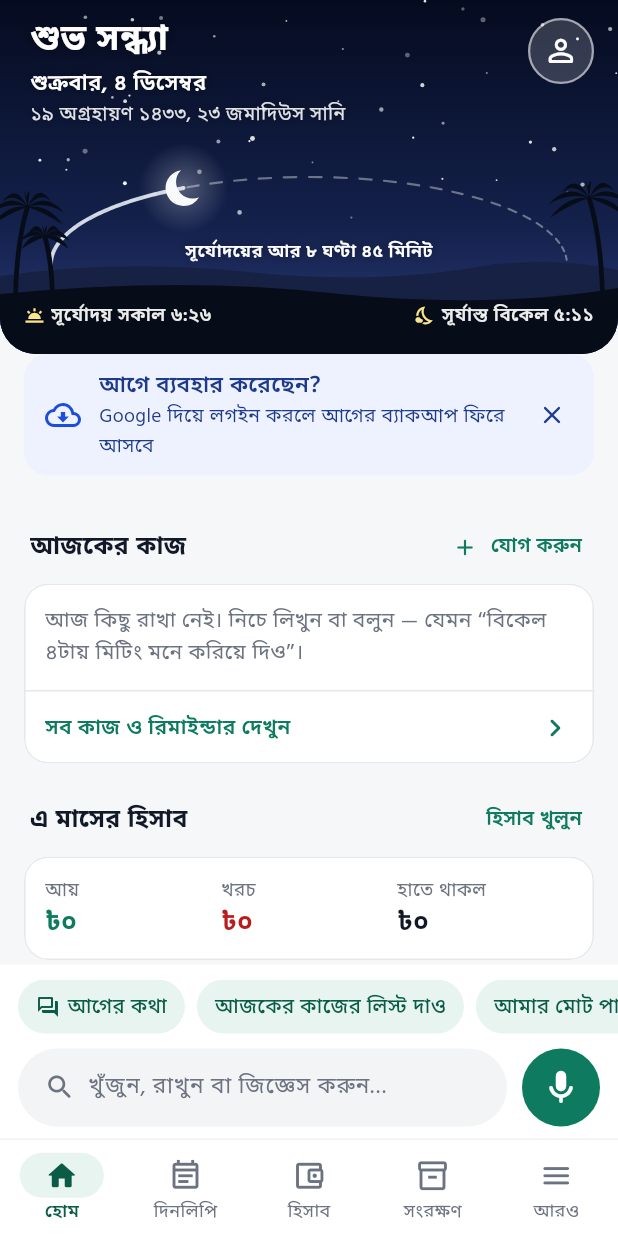
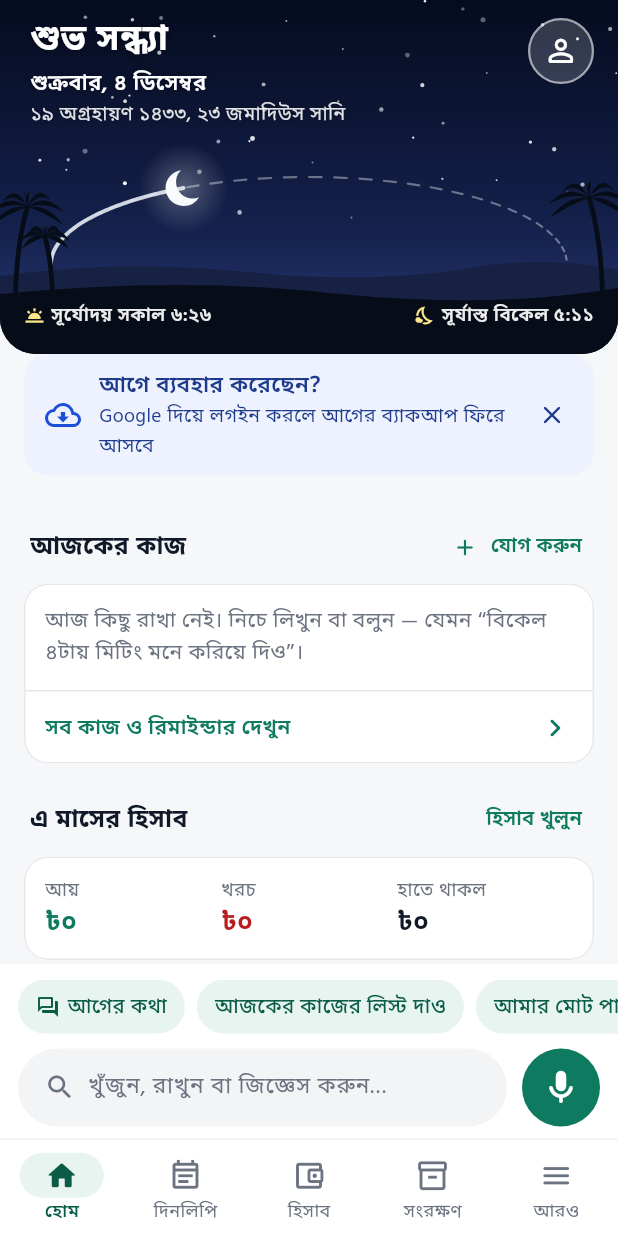
Before and after one commit to iamsaifsaiful/digital_brain, a Flutter app: the HomeShell screen opened directly, on a phone screen of 412 x 824 dp. Run offline on Flutter 3.47's test engine with Material 3 defaults, Android fonts, the phone set to English and light mode, and no system bars; our stand-ins replace clock, flutter_local_notifications, flutter_secure_storage, flutter_tts, image_picker, local_auth and 3 more; missing offline and left inert: cryptography, file_selector; accounts and stored records are empty; network calls fail.

Commit message:
v2.17.4: home menu order (ডকুমেন্টস 4th, ক্যালেন্ডার 10th), no sunset countdown
Co-Authored-By: Claude Opus 5.5 <noreply@anthropic.com>
Claude-Session: https://claude.ai/code/session_01Nu14b7cdnEN47YuWkEga1M

```diff
--- a/lib/screens/home_page.dart
+++ b/lib/screens/home_page.dart
@@ -68,13 +68,13 @@ class HomePage extends StatelessWidget {
       (tr('কাজের তালিকা'), Icons.checklist_rounded, C.green, C.greenTint, () => goToTab(context, ShellTab.diary)),
       (tr('রিমাইন্ডার'), Icons.notifications_none_rounded, C.orange, C.orangeTint, () => push(const AllTasksScreen())),
       (tr('হিসাব'), Icons.account_balance_wallet_outlined, C.teal, C.tealTint, () => goToTab(context, ShellTab.money)),
-      (tr('ক্যালেন্ডার'), Icons.calendar_month_outlined, C.blue, C.blueTint, () => push(const CalendarScreen())),
+      (tr('ডকুমেন্টস'), Icons.folder_copy_outlined, C.blue, C.blueTint, () => push(const DocsScreen())),
       (tr('নোট'), Icons.sticky_note_2_outlined, C.ochre, C.ochreTint, () => push(const NotesScreen())),
-      (tr('ডকুমেন্টস'), Icons.folder_copy_outlined, C.blue, C.blueTint, () => push(const DocsScreen())),
       (tr('যোগাযোগ'), Icons.call_outlined, C.purple, C.purpleTint, () => push(const CallsScreen())),
       (tr('স্বাস্থ্য'), Icons.favorite_border_rounded, C.rose, C.roseTint, () => push(const HealthScreen())),
       (tr('অ্যালার্ম'), Icons.alarm_rounded, C.orange, C.orangeTint, () => push(const AlarmsScreen())),
       (tr('পাসওয়ার্ড'), Icons.lock_outline_rounded, C.muted2, C.soft, () => push(const VaultPage())),
+      (tr('ক্যালেন্ডার'), Icons.calendar_month_outlined, C.blue, C.blueTint, () => push(const CalendarScreen())),
       (tr('অনুরোধ'), Icons.bloodtype_outlined, C.rose, C.roseTint, () => push(const RequestsScreen())),
       (tr('প্রো ভার্সন'), Icons.workspace_premium_outlined, C.ochre, C.ochreTint, () => push(const ProScreen())),
     ];
@@ -84,11 +84,6 @@ class HomePage extends StatelessWidget {
     const shade = [Shadow(color: Color(0x66000000), blurRadius: 8)];
     final soft = Colors.white.withValues(alpha: 0.88);
     const horizon = 54.0;
-    final daytime = now.isAfter(sun.sunrise) && now.isBefore(sun.sunset);
-    final until = daytime
-        ? trf('সূর্যাস্তের আর {0}', [_span(sun.sunset.difference(now))])
-        : trf('সূর্যোদয়ের আর {0}', [_span((now.isBefore(sun.sunrise) ? sun.sunrise : sun.sunrise.add(const Duration(days: 1))).difference(now))]);
-
     Widget figure(String label, String value, Color color) => Expanded(
           child: Column(crossAxisAlignment: CrossAxisAlignment.start, children: [
             Text(label, style: body(12.5, color: C.muted)),
@@ -137,12 +132,6 @@ class HomePage extends StatelessWidget {
                           child: InkWell(customBorder: const CircleBorder(), onTap: () => goToTab(context, ShellTab.more), child: const UserPhoto(size: 44, onDark: true)),
                         ),
                       ]),
-                    ),
-                    Positioned(
-                      left: 0,
-                      right: 0,
-                      bottom: horizon + 6,
-                      child: Text(until, textAlign: TextAlign.center, style: body(12, weight: FontWeight.w600, color: Colors.white).copyWith(shadows: shade)),
                     ),
                     Positioned(left: 16, bottom: 14, child: _SunLabel(icon: Icons.wb_twilight, text: trf('সূর্যোদয় {0}', [bnTime(sun.sunrise.hour, sun.sunrise.minute)]))),
                     Positioned(right: 16, bottom: 14, child: _SunLabel(icon: Icons.nights_stay_outlined, text: trf('সূর্যাস্ত {0}', [bnTime(sun.sunset.hour, sun.sunset.minute)]))),
@@ -251,15 +240,6 @@ class HomePage extends StatelessWidget {
   }
 }
 
-/// "২ ঘণ্টা ১০ মিনিট"
-String _span(Duration d) {
-  final h = d.inHours;
-  final m = d.inMinutes % 60;
-  if (h == 0) return trf('{0} মিনিট', [bnDigits(m)]);
-  if (m == 0) return trf('{0} ঘণ্টা', [bnDigits(h)]);
-  return trf('{0} ঘণ্টা {1} মিনিট', [bnDigits(h), bnDigits(m)]);
-}
-
 class _SunLabel extends StatelessWidget {
   const _SunLabel({required this.icon, required this.text});
   final IconData icon;
--- a/lib/screens/more_screen.dart
+++ b/lib/screens/more_screen.dart
@@ -29,7 +29,7 @@ import '../ui/pro_gate.dart';
 import '../logic/lang.dart';
 import '../ui/pdf_export.dart';
 
-const appVersion = '2.17.3';
+const appVersion = '2.17.4';
 
 /// "আমি": Pro, reminder check, backup and security, voice, and the rest.
 class MoreScreen extends StatefulWidget {
--- a/pubspec.yaml
+++ b/pubspec.yaml
@@ -1,7 +1,7 @@
 name: digital_brain
 description: My Assistant — আপনার ব্যক্তিগত সহকারী। কাজের তালিকা, রিমাইন্ডার, ফোন-মেসেজ, বাকি ও লেনদেন, নোট আর পাসওয়ার্ড — মুখে বলুন বা লিখুন।
 publish_to: 'none'
-version: 2.17.3+50
+version: 2.17.4+51
 
 environment:
   sdk: '>=3.6.0 <4.0.0'
```
